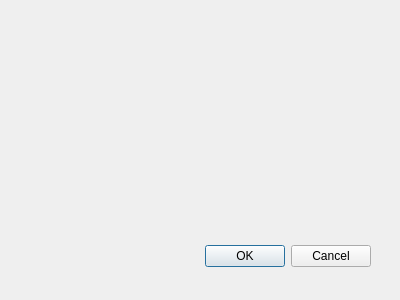
866/FoodGen, file foodeditor.ui: the form before one commit.
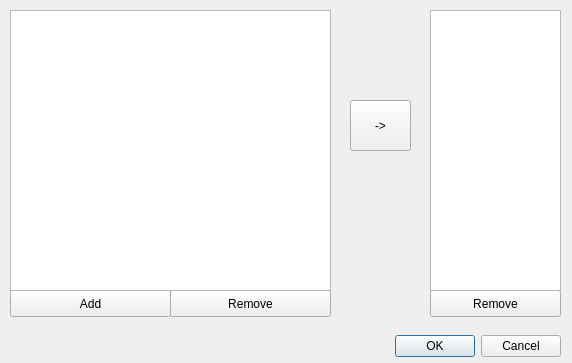
The form after the commit.

Diff of the .ui file:
```diff
--- a/foodeditor.ui
+++ b/foodeditor.ui
@@ -8,8 +8,8 @@
    <rect>
     <x>0</x>
     <y>0</y>
-    <width>400</width>
-    <height>300</height>
+    <width>572</width>
+    <height>363</height>
    </rect>
   </property>
   <property name="windowTitle">
@@ -18,8 +18,8 @@
   <widget name="buttonBox" class="QDialogButtonBox">
    <property name="geometry">
     <rect>
-     <x>30</x>
-     <y>240</y>
+     <x>220</x>
+     <y>330</y>
      <width>341</width>
      <height>32</height>
     </rect>
@@ -31,6 +31,83 @@
     <set>QDialogButtonBox::Cancel|QDialogButtonBox::Ok</set>
    </property>
   </widget>
+  <widget class="QPushButton" name="copyButton">
+   <property name="geometry">
+    <rect>
+     <x>350</x>
+     <y>100</y>
+     <width>61</width>
+     <height>51</height>
+    </rect>
+   </property>
+   <property name="text">
+    <string>-&gt;</string>
+   </property>
+  </widget>
+  <widget class="QPushButton" name="addToTable">
+   <property name="geometry">
+    <rect>
+     <x>10</x>
+     <y>290</y>
+     <width>161</width>
+     <height>27</height>
+    </rect>
+   </property>
+   <property name="text">
+    <string>Add</string>
+   </property>
+  </widget>
+  <widget class="QPushButton" name="removeFromTable">
+   <property name="geometry">
+    <rect>
+     <x>170</x>
+     <y>290</y>
+     <width>161</width>
+     <height>27</height>
+    </rect>
+   </property>
+   <property name="text">
+    <string>Remove</string>
+   </property>
+  </widget>
+  <widget class="QPushButton" name="removeFromListButton">
+   <property name="geometry">
+    <rect>
+     <x>430</x>
+     <y>290</y>
+     <width>131</width>
+     <height>27</height>
+    </rect>
+   </property>
+   <property name="text">
+    <string>Remove</string>
+   </property>
+  </widget>
+  <widget class="QTableWidget" name="tableDishes">
+   <property name="geometry">
+    <rect>
+     <x>10</x>
+     <y>10</y>
+     <width>321</width>
+     <height>281</height>
+    </rect>
+   </property>
+   <property name="font">
+    <font>
+     <pointsize>9</pointsize>
+    </font>
+   </property>
+  </widget>
+  <widget class="QListWidget" name="chosenDishes">
+   <property name="geometry">
+    <rect>
+     <x>430</x>
+     <y>10</y>
+     <width>131</width>
+     <height>281</height>
+    </rect>
+   </property>
+  </widget>
  </widget>
  <pixmapfunction/>
  <resources/>
```
Left out of the diff: 11 changed lines with no effect on the pictures.
